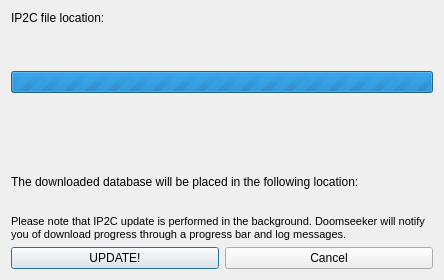
This is src/core/gui/ip2cupdatebox.ui in DoomseekerTeam/Doomseeker as Qt 5 draws it before an edit. The edited form follows.
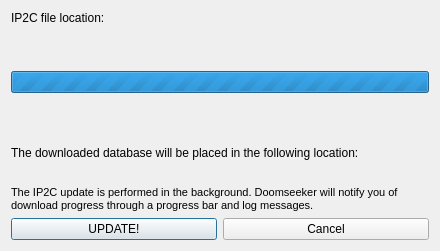
This is the edited form. Icons and pictures are not drawn.

```diff
--- a/src/core/gui/ip2cupdatebox.ui
+++ b/src/core/gui/ip2cupdatebox.ui
@@ -6,8 +6,8 @@
    <rect>
     <x>0</x>
     <y>0</y>
-    <width>444</width>
-    <height>280</height>
+    <width>440</width>
+    <height>251</height>
    </rect>
   </property>
   <property name="sizePolicy">
@@ -16,6 +16,12 @@
     <verstretch>0</verstretch>
    </sizepolicy>
   </property>
+  <property name="minimumSize">
+   <size>
+    <width>440</width>
+    <height>0</height>
+   </size>
+  </property>
   <property name="windowTitle">
    <string>Doomseeker - Update IP2C</string>
   </property>
@@ -113,7 +119,7 @@
     </widget>
    </item>
    <item>
-    <spacer name="verticalSpacer">
+    <spacer name="verticalSpacer_2">
      <property name="orientation">
       <enum>Qt::Vertical</enum>
      </property>
@@ -129,6 +135,37 @@
     </spacer>
    </item>
    <item>
+    <widget class="QWidget" name="updateInfoPanel" native="true">
+     <layout class="QVBoxLayout" name="verticalLayout_2">
+      <property name="leftMargin">
+       <number>0</number>
+      </property>
+      <property name="topMargin">
+       <number>0</number>
+      </property>
+      <property name="rightMargin">
+       <number>0</number>
+      </property>
+      <property name="bottomMargin">
+       <number>0</number>
+      </property>
+      <item>
+       <spacer name="verticalSpacer">
+        <property name="orientation">
+         <enum>Qt::Vertical</enum>
+        </property>
+        <property name="sizeType">
+         <enum>QSizePolicy::Minimum</enum>
+        </property>
+        <property name="sizeHint" stdset="0">
+         <size>
+          <width>20</width>
+          <height>20</height>
+         </size>
+        </property>
+       </spacer>
+      </item>
+      <item>
     <widget class="QLabel" name="label_3">
      <property name="text">
       <string>The downloaded database will be placed in the following location:</string>
@@ -169,23 +206,32 @@
     </layout>
    </item>
    <item>
-    <widget class="QLabel" name="label_2">
+       <widget class="QLabel" name="lblUpdateNote">
      <property name="sizePolicy">
-      <sizepolicy hsizetype="Preferred" vsizetype="Minimum">
+         <sizepolicy hsizetype="Preferred" vsizetype="Maximum">
        <horstretch>0</horstretch>
        <verstretch>0</verstretch>
       </sizepolicy>
      </property>
+        <property name="minimumSize">
+         <size>
+          <width>420</width>
+          <height>0</height>
+         </size>
+        </property>
      <property name="text">
       <string>&lt;!DOCTYPE HTML PUBLIC &quot;-//W3C//DTD HTML 4.0//EN&quot; &quot;http://www.w3.org/TR/REC-html40/strict.dtd&quot;&gt;
 &lt;html&gt;&lt;head&gt;&lt;meta name=&quot;qrichtext&quot; content=&quot;1&quot; /&gt;&lt;style type=&quot;text/css&quot;&gt;
 p, li { white-space: pre-wrap; }
 &lt;/style&gt;&lt;/head&gt;&lt;body style=&quot; font-family:'MS Shell Dlg 2'; font-size:8.25pt; font-weight:400; font-style:normal;&quot;&gt;
-&lt;p style=&quot; margin-top:0px; margin-bottom:0px; margin-left:0px; margin-right:0px; -qt-block-indent:0; text-indent:0px;&quot;&gt;&lt;span style=&quot; font-size:8pt;&quot;&gt;Please note that IP2C update is performed in the background. Doomseeker will notify you of download progress through a progress bar and log messages.&lt;/span&gt;&lt;/p&gt;&lt;/body&gt;&lt;/html&gt;</string>
+&lt;p style=&quot; margin-top:0px; margin-bottom:0px; margin-left:0px; margin-right:0px; -qt-block-indent:0; text-indent:0px;&quot;&gt;&lt;span style=&quot; font-size:8pt;&quot;&gt;The IP2C update is performed in the background. Doomseeker will notify you of download progress through a progress bar and log messages.&lt;/span&gt;&lt;/p&gt;&lt;/body&gt;&lt;/html&gt;</string>
      </property>
      <property name="wordWrap">
       <bool>true</bool>
      </property>
+       </widget>
+      </item>
+     </layout>
     </widget>
    </item>
    <item>
```
Lines whose indentation alone changed are shown as unchanged.
